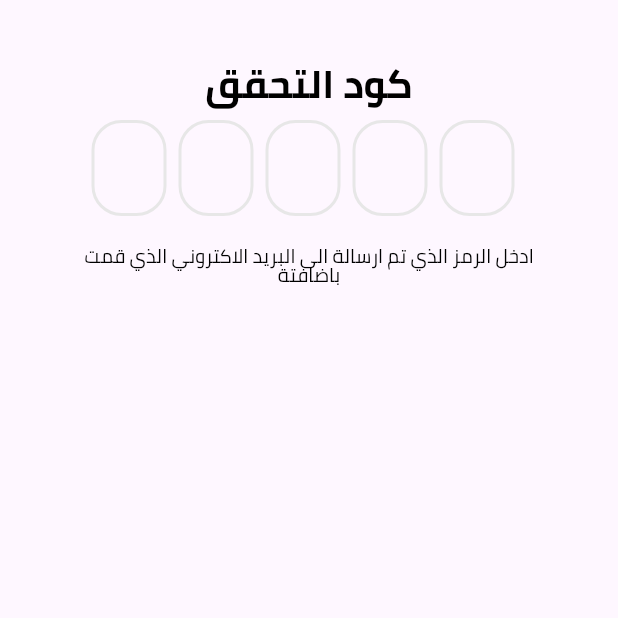
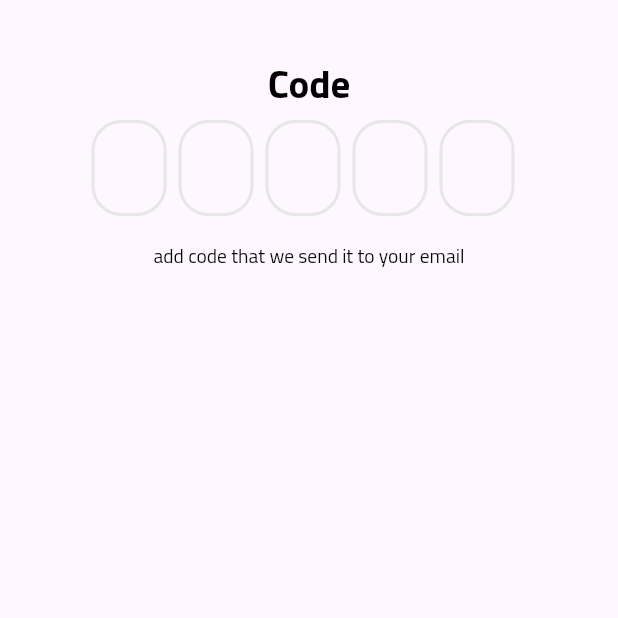
Before and after one commit to majd415/Quiz-personality-app-, a Flutter app: the VerifyCode screen opened by its route, on a phone screen of 412 x 824 dp, the top half of it. Run offline on Flutter 3.47's test engine with Material 3 defaults, Android fonts, the phone set to English and light mode, and no system bars; drawn by our look-alikes of flutter_otp_text_field; our stand-ins replace another_carousel_pro, audioplayers, dartz, file_picker, flutter_switch, geolocator and 4 more; missing offline and left inert: flutter_paypal_checkout, syncfusion_flutter_pdfviewer; accounts and stored records are empty; statements that could not run were skipped.

Commit message:
"edit features from customer      "

```diff
--- a/lib/controler/auth/login_controller.dart
+++ b/lib/controler/auth/login_controller.dart
@@ -70,7 +70,7 @@ class LoginControllerImp extends LoginController {
 
             Get.offNamed(AppRoute.home);
           } else {
-            Get.toNamed(AppRoute.verifycodesignup, arguments: {
+            Get.offNamed(AppRoute.verifycodesignup, arguments: {
               "email": email.text,
             });
           }
--- a/lib/controler/testcontroller.dart
+++ b/lib/controler/testcontroller.dart
@@ -279,7 +279,7 @@ print("percentLongestList${percentLongestList}");
               addResultToDatabase();
               /////////
               getpaypaldatacontroller();
-              Get.toNamed(AppRoute.payScreen,arguments: {
+              Get.toNamed(AppRoute.result,arguments: {
                   "finalResult":finalResult,
                   "finalResultPercentage":finalResultPercentage,
                 "papalInfo":listpaypaldata
--- a/lib/core/localizition/translations.dart
+++ b/lib/core/localizition/translations.dart
@@ -12,8 +12,8 @@ class MyTranslations extends Translations{
       "5": "الحساب",
       "6": "ابدأ اختبار صفاتك",
       "7": "ابدأ",
-      "8": "احصائيات اخر الاختبارات",
-      "9": "قم بإجراء أول اختبار لعرض الاحصائيات",
+      "8": "  نتيجة الاختبار ",
+      "9": "قم بإجراء أول اختبار لعرض النتيجة",
       "10": "تواصل معنا",
       "11": "الاسم",
       "12": "رقم الهاتف",
@@ -67,13 +67,14 @@ class MyTranslations extends Translations{
       "60":"مرحبًا بك في تطبيق اختبار شخصية المستخدم",
       "61":"اكتشف شخصيتك واحصل على تحليل دقيق لسلوكك وتفضيلاتك",
       "62":"تعرف على نفسك من جديد وابداء باختبار شخصيتك الان",
-      "63":"المسيطر",
-      "64":"المؤثر",
-      "65":"المستقر",
-      "66":"الحذر",
-      "67":"احصل على النتيجة"
-
-
+      "63":"  Dominant \n D\n المسيطر",
+      "64":"I\n Influencer \n المؤثر",
+      "65":"S \n Steady \n المستقر",
+      "66":"C \n Cautious  \n الحذر",
+      "67":"ادخل الى الاختبار  ",
+      "68": "كود التحقق",
+"69":"ادخل الرمز الذي تم ارسالة الى البريد الاكتروني الذي قمت باضافتة ",
+  "70":"نتيجتك هي  "
 
 
     },
@@ -85,8 +86,8 @@ class MyTranslations extends Translations{
       "5": "Account",
       "6": "Start your traits test",
       "7": "Start",
-      "8": "Last test statistics",
-      "9": "Take the first test to display statistics",
+      "8": " Test Result",
+      "9": "Take the first Test To Display  Result",
       "10": "Contact us",
       "11": "Name",
       "12": "Phone number",
@@ -145,12 +146,14 @@ class MyTranslations extends Translations{
       ,
       "62":"Get to know yourself again and start your personality test now",
 
-  "63": "Dominant",
-  "64": "Influencer",
-  "65": "Steady",
-  "66": "Cautious",
-  "67":"get result"
-
+  "63": "Dominant\n D",
+  "64": "Influencer\n I",
+  "65": "Steady\n S",
+  "66": "Cautious\n C",
+  "67":"Go to test ",
+      "68":"Code",
+"69":"add code that we send it to your email ",
+    "70":"Result Is"
 
 
 
--- a/lib/views/screen/auth/forgetpassword/verifycodeforgetpassword.dart
+++ b/lib/views/screen/auth/forgetpassword/verifycodeforgetpassword.dart
@@ -16,14 +16,16 @@ class VerifyCode extends StatelessWidget {
     VerifyCodeControllerForgetPasswordImp controller=Get.put(VerifyCodeControllerForgetPasswordImp());
 
     return Scaffold(
-      body: Container(
+      body: Directionality(
+        textDirection: TextDirection.ltr,
+        child: Container(
           padding: const EdgeInsets.symmetric(vertical: 20, horizontal: 35),
           child: ListView(
             children: [
               const SizedBox(
                 height: 20,
               ),
-            const CustomTextTitleAuth(title: "كود التحقق"),
+               CustomTextTitleAuth(title:"68".tr),
               const SizedBox(
                 height: 10,
               ),
@@ -51,7 +53,7 @@ class VerifyCode extends StatelessWidget {
               const SizedBox(
                 height: 20,
               ),
-            Text("ادخل الرمز الذي تم ارسالة الى البريد الاكتروني الذي قمت باضافتة ",
+              Text("69".tr,
                   textAlign: TextAlign.center, style: TextStyle(
                       color: Color.fromRGBO(0, 0, 0, 1),
                       fontFamily: 'Ciro',
@@ -62,6 +64,7 @@ class VerifyCode extends StatelessWidget {
                   )
               )
             ],
+          ),
         ),
       ),
     );
--- a/lib/views/screen/home.dart
+++ b/lib/views/screen/home.dart
@@ -84,7 +84,7 @@ class Home extends StatelessWidget {
                   InkWell(
                     onTap: (){
                       // in controller for add argument from home
-                      Get.toNamed(AppRoute.testScreen);
+                      Get.toNamed(AppRoute.payScreen);
                     },
                     child: Container(
                       alignment: Alignment.center,
@@ -180,7 +180,8 @@ class Home extends StatelessWidget {
                                       mainAxisAlignment: MainAxisAlignment.center,
                                       crossAxisAlignment: CrossAxisAlignment.center,
                                       children: [
-                                        Text("${controller.results[index]["results_percentage"]} %",
+                                        // ${controller.results[index]["results_percentage"]} %
+                                        Text("70".tr,
                                           style: TextStyle(
                                               color: Colors.black,
                                               fontWeight: FontWeight.bold,
--- a/lib/views/screen/paymentscreen.dart
+++ b/lib/views/screen/paymentscreen.dart
@@ -182,7 +182,7 @@ class PayScreen extends StatelessWidget {
                                      Center(
                                       child: TextButton(
                                         onPressed: () async {
-                                          controller.goptoresult();
+                                          controller.gototestscreen();
                                           // Get.toNamed(AppRoute.paypalWebview);
                                         },
                                         style: TextButton.styleFrom(
```
Also changed, not shown: lib/controler/paymentscontroller.dart (+61 -57 lines), lib/views/screen/auth/verydiycodesignup.dart (+9 -2 lines), lib/views/screen/language.dart (+19 -19 lines), 1 other file. Lines whose indentation alone changed are shown as unchanged.
